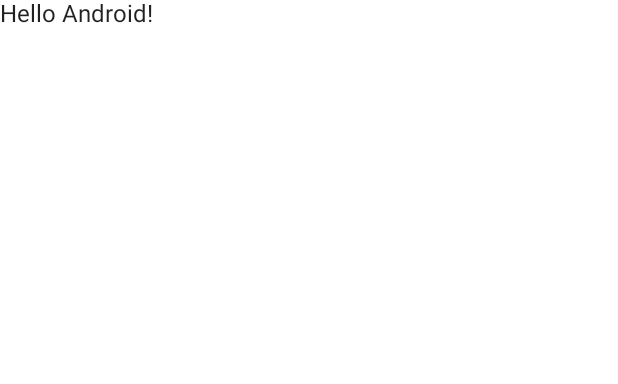
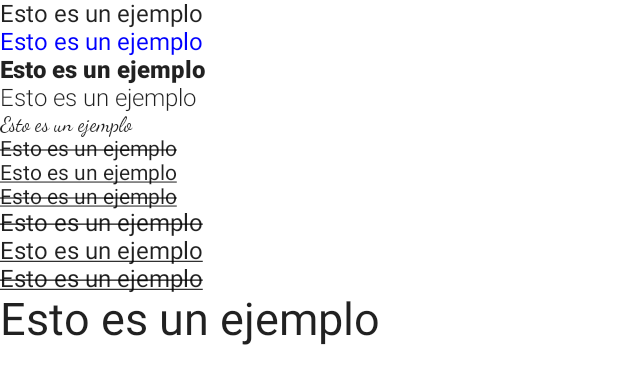
Before and after one commit to pereyrarg11/Compose-Components, an Android app built with Jetpack Compose: the @Preview function DefaultPreview, on a phone screen of 412 x 824 dp. Shown: the top 384 px of the screen. Run offline under Robolectric (Android 15) with nearby library versions, the phone set to English and light mode, and no system bars.

Commit message:
chore: example of Text

```diff
--- a/app/src/main/java/com/pereyrarg11/composecomponents/MainActivity.kt
+++ b/app/src/main/java/com/pereyrarg11/composecomponents/MainActivity.kt
@@ -3,13 +3,20 @@ package com.pereyrarg11.composecomponents
 import android.os.Bundle
 import androidx.activity.ComponentActivity
 import androidx.activity.compose.setContent
+import androidx.compose.foundation.layout.Column
 import androidx.compose.foundation.layout.fillMaxSize
 import androidx.compose.material.MaterialTheme
 import androidx.compose.material.Surface
 import androidx.compose.material.Text
 import androidx.compose.runtime.Composable
 import androidx.compose.ui.Modifier
+import androidx.compose.ui.graphics.Color
+import androidx.compose.ui.text.TextStyle
+import androidx.compose.ui.text.font.FontFamily
+import androidx.compose.ui.text.font.FontWeight
+import androidx.compose.ui.text.style.TextDecoration
 import androidx.compose.ui.tooling.preview.Preview
+import androidx.compose.ui.unit.sp
 import com.pereyrarg11.composecomponents.ui.theme.ComposeComponentsTheme
 
 class MainActivity : ComponentActivity() {
@@ -22,22 +29,61 @@ class MainActivity : ComponentActivity() {
                     modifier = Modifier.fillMaxSize(),
                     color = MaterialTheme.colors.background
                 ) {
-                    Greeting("Android")
+                    MyText()
                 }
             }
         }
     }
 }
 
+@Preview(showBackground = true)
 @Composable
-fun Greeting(name: String) {
-    Text(text = "Hello $name!")
+fun MyText() {
+    Column(Modifier.fillMaxSize()) {
+        Text(text = "Esto es un ejemplo")
+        Text(text = "Esto es un ejemplo", color = Color.Blue)
+        Text(text = "Esto es un ejemplo", fontWeight = FontWeight.ExtraBold)
+        Text(text = "Esto es un ejemplo", fontWeight = FontWeight.Light)
+        Text(text = "Esto es un ejemplo", style = TextStyle(fontFamily = FontFamily.Cursive))
+        // change text decoration through style attribute
+        Text(
+            text = "Esto es un ejemplo",
+            style = TextStyle(textDecoration = TextDecoration.LineThrough)
+        )
+        Text(
+            text = "Esto es un ejemplo",
+            style = TextStyle(textDecoration = TextDecoration.Underline)
+        )
+        Text(
+            text = "Esto es un ejemplo", style = TextStyle(
+                textDecoration = TextDecoration.combine(
+                    listOf(TextDecoration.LineThrough, TextDecoration.Underline)
+                )
+            )
+        )
+        // change text decoration with the specific attribute
+        Text(
+            text = "Esto es un ejemplo",
+            textDecoration = TextDecoration.LineThrough
+        )
+        Text(
+            text = "Esto es un ejemplo",
+            textDecoration = TextDecoration.Underline
+        )
+        Text(
+            text = "Esto es un ejemplo",
+            textDecoration = TextDecoration.combine(
+                listOf(TextDecoration.LineThrough, TextDecoration.Underline)
+            )
+        )
+        Text(text = "Esto es un ejemplo", fontSize = 30.sp)
+    }
 }
 
 @Preview(showBackground = true)
 @Composable
 fun DefaultPreview() {
     ComposeComponentsTheme {
-        Greeting("Android")
+        MyText()
     }
 }
```
